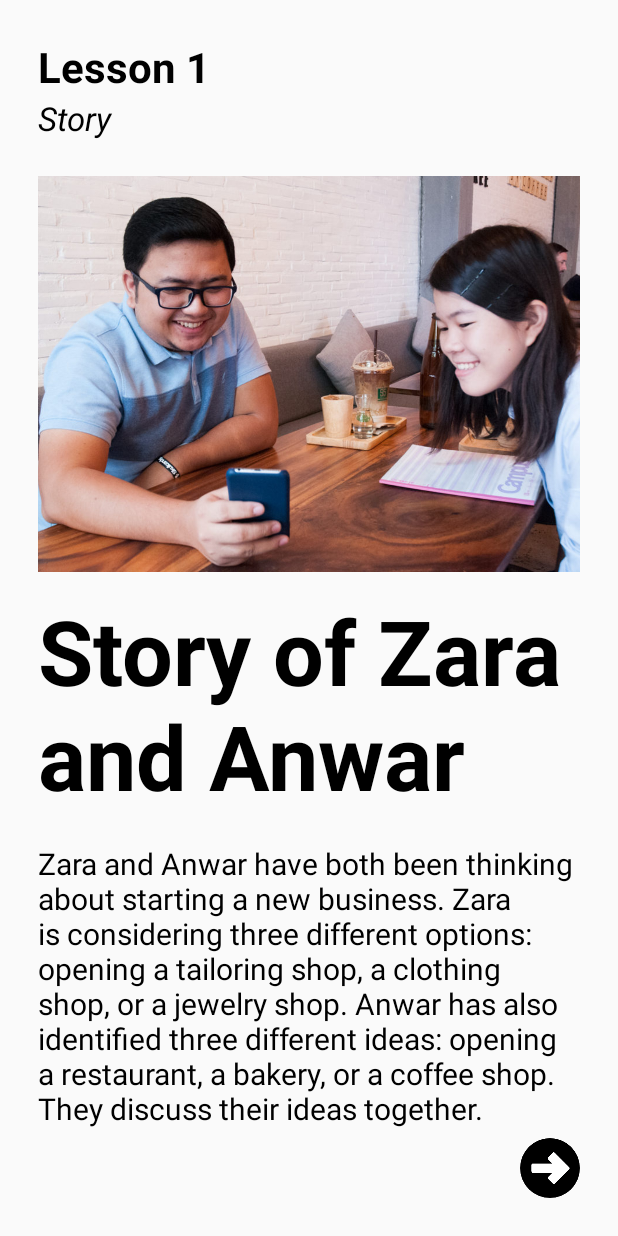
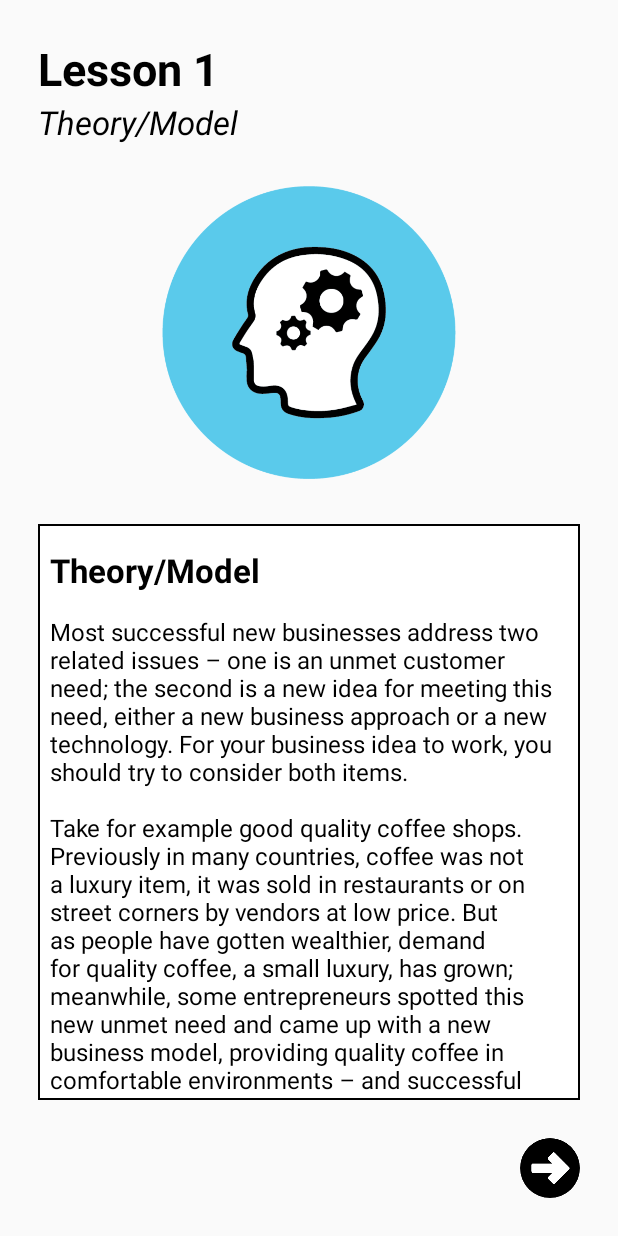
Before and after one commit to weirdindiankid/GoBiz, an Android app: the screen it shows after launch (LessonActivity), after a tap on an icon or button, on a phone screen of 412 x 824 dp. Run offline under Robolectric (Android 15) with nearby library versions, the phone set to English and light mode, and no system bars; our stand-ins replace CircleImageView.

Commit message:
theory model fragment

```diff
--- a/app/src/main/java/com/example/vaibh/gobiz/LessonActivity.java
+++ b/app/src/main/java/com/example/vaibh/gobiz/LessonActivity.java
@@ -16,6 +16,7 @@ import com.example.vaibh.gobiz.fragments.content.StoryDialogueMiddleLeft;
 import com.example.vaibh.gobiz.fragments.content.StoryDialogueRightFragment;
 import com.example.vaibh.gobiz.fragments.content.StoryQuestionsFragment;
 import com.example.vaibh.gobiz.fragments.content.StoryIntroFragment;
+import com.example.vaibh.gobiz.fragments.content.TheoryModelFragment;
 
 import java.util.Arrays;
 
@@ -77,8 +78,10 @@ public class LessonActivity extends AppCompatActivity {
                 getResources().getString(R.string.lesson_1_story_question_3)
         );
 
+        TheoryModelFragment f9 = new TheoryModelFragment();
+        f9.setTheoryModelText(getResources().getString(R.string.lesson_1_theory_model));
 
-        for (NextButtonFragment f: Arrays.asList(f1, f2, f3, f4, f5, f6, f7, f8)) {
+        for (NextButtonFragment f: Arrays.asList(f8, f9, f1, f2, f3, f4, f5, f6, f7)) {
             if (f instanceof HeaderAndSubheaderFragment) {
                 ((HeaderAndSubheaderFragment)f).setLessonNumber(lessonNumber);
             }
--- a/app/src/main/java/com/example/vaibh/gobiz/fragments/content/StoryQuestionsFragment.java
+++ b/app/src/main/java/com/example/vaibh/gobiz/fragments/content/StoryQuestionsFragment.java
@@ -22,9 +22,13 @@ public class StoryQuestionsFragment extends HeaderAndSubheaderFragment {
     @Override
     public View onCreateView(@NonNull LayoutInflater inflater, @Nullable ViewGroup container, @Nullable Bundle savedInstanceState) {
         View view = inflater.inflate(R.layout.fragment_story_questions, container, false);
+
+        setHeaderStrings("Lesson " + String.valueOf(getLessonNumber()), "Story - Questions");
+        setupHeaders(view);
+
         setupNextButton(view);
-        setHeaderStrings("Lesson " + String.valueOf(getLessonNumber()), "Story - Questions");
         setupQuestions(view);
+
         return view;
     }
 
--- /dev/null
+++ b/app/src/main/java/com/example/vaibh/gobiz/fragments/content/TheoryModelFragment.java
@@ -0,0 +1,48 @@
+package com.example.vaibh.gobiz.fragments.content;
+
+import android.os.Bundle;
+import android.support.annotation.NonNull;
+import android.support.annotation.Nullable;
+import android.view.LayoutInflater;
+import android.view.View;
+import android.view.ViewGroup;
+import android.widget.TextView;
+
+import com.example.vaibh.gobiz.R;
+
+public class TheoryModelFragment extends HeaderAndSubheaderFragment {
+
+    public static final String THEORY_MODEL_TEXT = "THEORY_MODEL_TEXT";
+
+    @Nullable
+    @Override
+    public View onCreateView(@NonNull LayoutInflater inflater, @Nullable ViewGroup container, @Nullable Bundle savedInstanceState) {
+        View view = inflater.inflate(R.layout.fragment_theory_model, container, false);
+
+        setHeaderStrings("Lesson " + String.valueOf(getLessonNumber()), getString(R.string.theory_model_subheader));
+        setupHeaders(view);
+
+        setupNextButton(view);
+        setupTheoryModelText(view);
+
+        return view;
+    }
+
+    public void setTheoryModelText(String text) {
+        Bundle args = getArguments();
+        if (args == null) {
+            args = new Bundle();
+        }
+
+        args.putString(THEORY_MODEL_TEXT, text);
+        this.setArguments(args);
+    }
+
+    public void setupTheoryModelText(View view) {
+        TextView theoryModelView =  view.findViewById(R.id.theory_model_text);
+        Bundle bundle = this.getArguments();
+        assert bundle != null;
+
+        theoryModelView.setText(bundle.getString(THEORY_MODEL_TEXT));
+    }
+}
--- /dev/null
+++ b/app/src/main/res/layout/fragment_theory_model.xml
@@ -0,0 +1,89 @@
+<?xml version="1.0" encoding="utf-8"?>
+<LinearLayout xmlns:android="http://schemas.android.com/apk/res/android"
+              xmlns:tools="http://schemas.android.com/tools"
+              android:layout_width="match_parent"
+              android:layout_height="match_parent"
+              android:orientation="vertical"
+              android:weightSum="100">
+
+    <include
+        layout="@layout/lesson_title_bar"
+        android:layout_width="match_parent"
+        android:layout_height="0dp"
+        android:layout_marginStart="@dimen/lesson_fragment_layout_padding"
+        android:layout_marginTop="@dimen/lesson_fragment_layout_padding"
+        android:layout_weight="10"
+        />
+
+    <LinearLayout
+        android:layout_width="match_parent"
+        android:layout_height="0dp"
+        android:layout_weight="90"
+        android:paddingLeft="@dimen/lesson_fragment_layout_padding"
+        android:paddingTop="@dimen/lesson_fragment_layout_padding"
+        android:paddingRight="@dimen/lesson_fragment_layout_padding"
+        android:orientation="vertical"
+        >
+
+        <ImageView
+            android:id="@+id/imageView"
+            android:layout_weight="2.4"
+            android:layout_width="match_parent"
+            android:layout_height="0dp"
+            android:scaleType="fitCenter"
+            android:src="@drawable/brain_cog"
+            tools:layout_editor_absoluteY="26dp"/>
+
+        <ScrollView
+            android:layout_weight="4.7"
+            android:layout_width="match_parent"
+            android:layout_height="0dp"
+            android:layout_marginTop="30dp"
+            android:layout_marginBottom="@dimen/lesson_fragment_layout_padding"
+            android:background="@drawable/black_border"
+            >
+
+            <LinearLayout
+                android:layout_width="match_parent"
+                android:layout_height="wrap_content"
+                android:orientation="vertical"
+                android:paddingTop="16dp"
+                android:paddingLeft="8dp"
+                android:paddingRight="8dp"
+                android:paddingBottom="@dimen/lesson_fragment_layout_padding"
+                >
+
+                <TextView
+                    android:textSize="22sp"
+                    android:layout_width="match_parent"
+                    android:layout_height="wrap_content"
+                    android:text="@string/theory_model"
+                    android:textStyle="bold"
+                    android:layout_marginBottom="15dp"
+                    android:textColor="#000"/>
+
+                <TextView
+                    android:id="@+id/theory_model_text"
+                    android:layout_width="match_parent"
+                    android:layout_height="wrap_content"
+                    android:textColor="#000"
+                    android:textSize="16sp"
+                    tools:text="@string/lesson_1_story_intro"/>
+            </LinearLayout>
+
+
+        </ScrollView>
+
+    </LinearLayout>
+
+
+    <de.hdodenhof.circleimageview.CircleImageView
+        android:id="@+id/next_button"
+        android:layout_width="@dimen/next_button_dimen"
+        android:layout_height="@dimen/next_button_dimen"
+        android:layout_gravity="end"
+        android:layout_marginEnd="@dimen/lesson_fragment_layout_padding"
+        android:layout_marginBottom="@dimen/lesson_fragment_layout_padding"
+        android:src="@drawable/next"/>
+
+</LinearLayout>
--- a/app/src/main/res/values/strings.xml
+++ b/app/src/main/res/values/strings.xml
@@ -36,4 +36,7 @@
     <string name="lesson_1_story_question_2">What factors are they considering when deciding on a business idea?</string>
     <string name="lesson_1_story_question_3">What business idea do you think Zara and Anwar should each choose?</string>
     <string name="consider_the_following_questions_before_moving_on_slide_to_reveal">Consider the following \nquestions before moving on.\nSlide to reveal:</string>
+    <string name="theory_model_subheader">Theory/Model</string>
+    <string name="lesson_1_theory_model">Most successful new businesses address two related issues – one is an unmet customer need; the second is a new idea for meeting this need, either a new business approach or a new technology. For your business idea to work, you should try to consider both items. \n\nTake for example good quality coffee shops. Previously in many countries, coffee was not a luxury item, it was sold in restaurants or on street corners by vendors at low price. But as people have gotten wealthier, demand for quality coffee, a small luxury, has grown; meanwhile, some entrepreneurs spotted this new unmet need and came up with a new business model, providing quality coffee in comfortable environments – and successful cafes have sprouted up all over. \n\nTo come up with a business idea, try to think of: \n- What people need or want but don’t have. \n- Resources that you have access to and could use. \n- Your own strengths, talents and interests. \n- A problem you have experienced or observed, and for which you think you have a solution. \n\nAlways make sure these two things go together – Unmet customer needs and new, innovative solutions.</string>
+    <string name="theory_model">Theory/Model</string>
 </resources>
```
